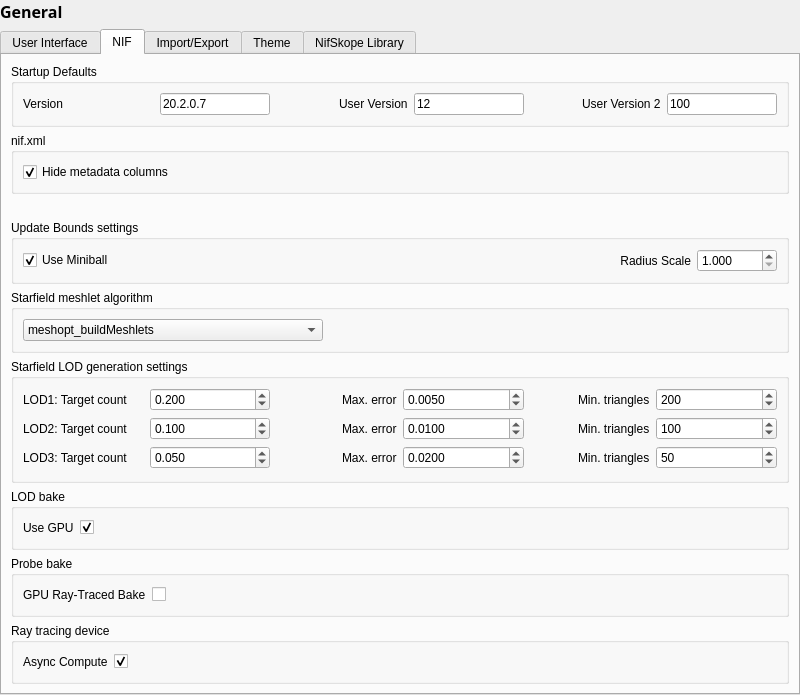
Old version of the form src/ui/settingsgeneral.ui in the repository BungoV/NifSkope-WildWastelandEdition.
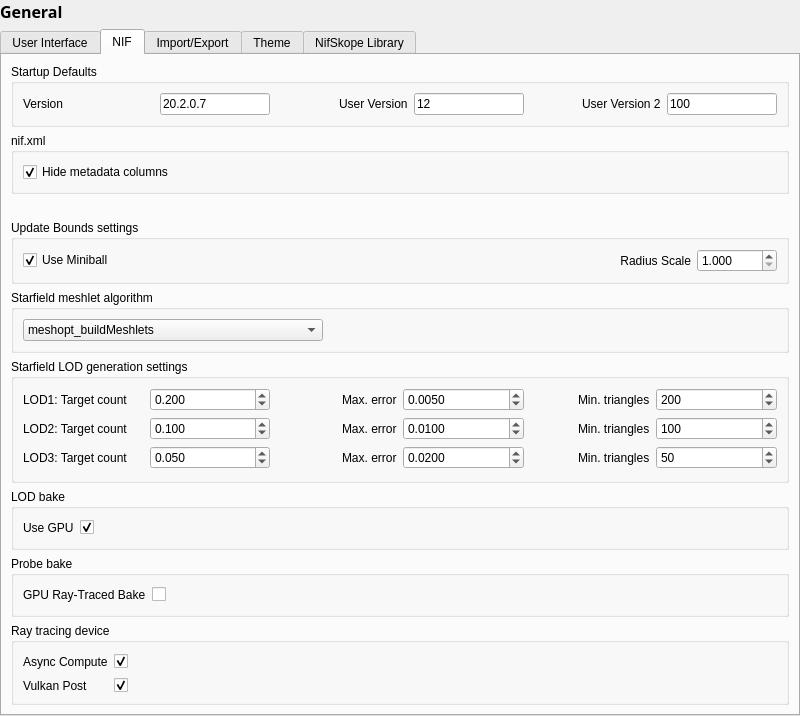
New version of the form. The open tabs and pages were chosen to show the change. Custom widgets are drawn as their Qt base class.

Commit message: VKFRAME1 round 2: Vulkan bloom chain wired into the cell view

```diff
--- a/src/ui/settingsgeneral.ui
+++ b/src/ui/settingsgeneral.ui
@@ -876,6 +876,26 @@
             </property>
            </spacer>
           </item>
+          <item row="1" column="0">
+           <widget class="QLabel" name="lblVulkanPost">
+            <property name="text">
+             <string>Vulkan Post</string>
+            </property>
+            <property name="buddy">
+             <cstring>vulkanPost</cstring>
+            </property>
+           </widget>
+          </item>
+          <item row="1" column="1">
+           <widget class="QCheckBox" name="vulkanPost">
+            <property name="text">
+             <string/>
+            </property>
+            <property name="checked">
+             <bool>true</bool>
+            </property>
+           </widget>
+          </item>
          </layout>
         </widget>
        </item>
```
The commit also changes 13 other files.
